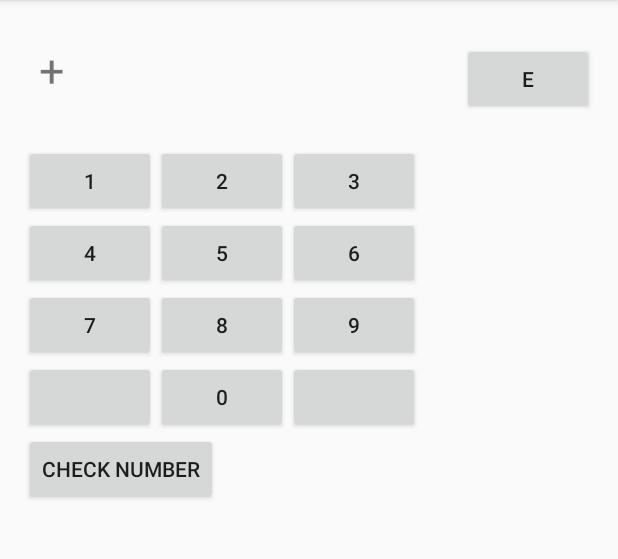
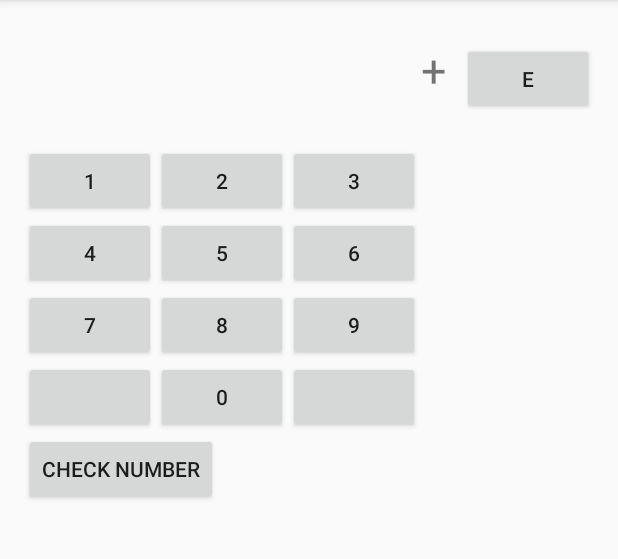
Before and after one commit to KB50-G1/w2.dialerApp, an Android app: the DialerActivity screen opened directly, with no data from a screen before it, on a phone screen of 412 x 824 dp, the part 84-643 px from its top. Run offline under Robolectric (Android 15) with nearby library versions, the light colour scheme and no system bars.

Commit message:
Left and Max Numbers

```diff
--- a/app/src/main/res/layout/activity_dialer.xml
+++ b/app/src/main/res/layout/activity_dialer.xml
@@ -19,11 +19,12 @@
             android:layout_width="wrap_content"
             android:layout_height="wrap_content"
             android:layout_weight="1"
-            android:gravity="left"
+            android:gravity="right"
             android:maxLines="1"
             android:padding="10dp"
             android:text="+"
             android:textSize="30sp"
+            android:maxLength="15"
             />
 
         <Button
```
